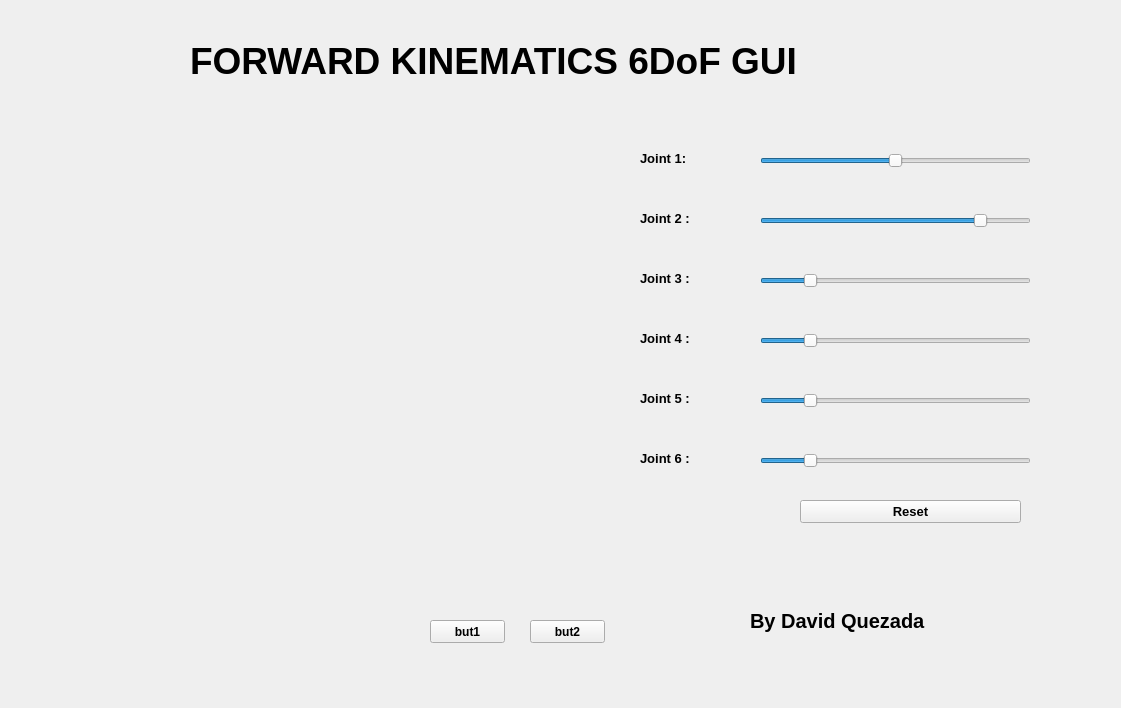
First picture: the form in gui/fkgui_qt.ui, repository dqreator/Forward-Kinematics-6DoF-GUI, before the edit.
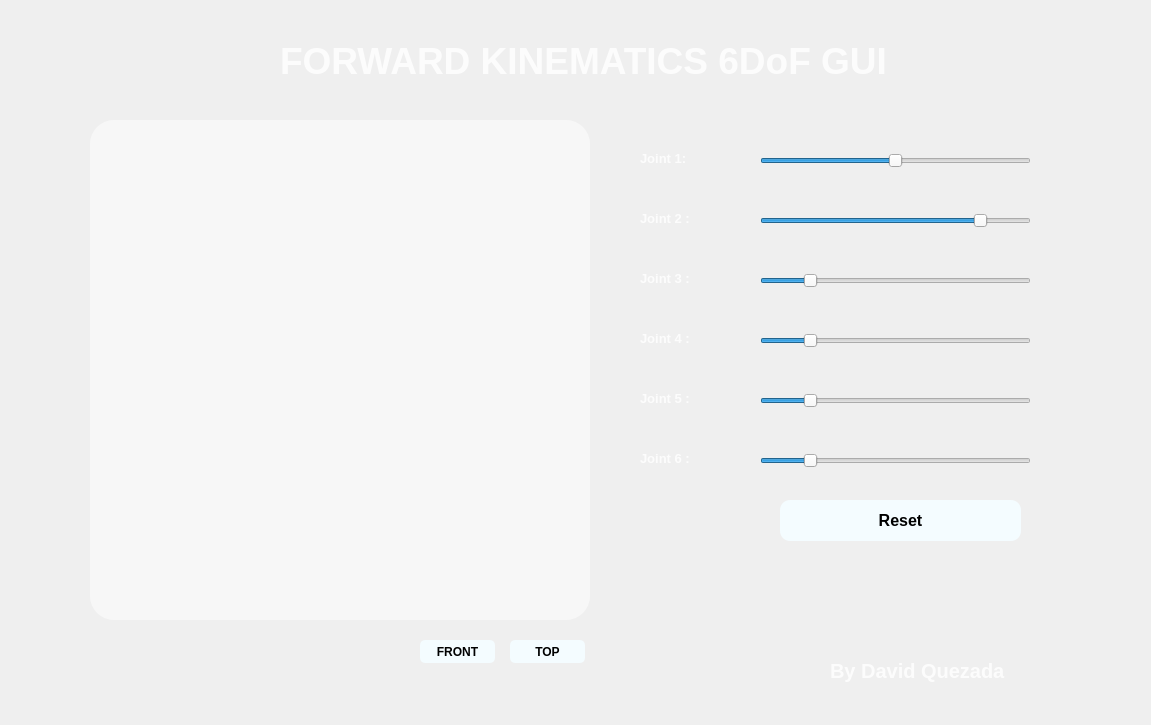
Second picture: the form after the edit. Icons and pictures are not drawn. Custom widgets are drawn as their Qt base class.

Commit message: Improvement GUI design, add function vies to buttons.

What changed in the file:
```diff
--- a/gui/fkgui_qt.ui
+++ b/gui/fkgui_qt.ui
@@ -2,12 +2,15 @@
 <ui version="4.0">
  <class>MainWindow</class>
  <widget class="QMainWindow" name="MainWindow">
+  <property name="enabled">
+   <bool>true</bool>
+  </property>
   <property name="geometry">
    <rect>
     <x>0</x>
     <y>0</y>
-    <width>1121</width>
-    <height>708</height>
+    <width>1151</width>
+    <height>725</height>
    </rect>
   </property>
   <property name="windowTitle">
@@ -17,67 +20,6 @@
    <property name="autoFillBackground">
     <bool>true</bool>
    </property>
-   <widget class="QPushButton" name="pushButton1">
-    <property name="geometry">
-     <rect>
-      <x>430</x>
-      <y>620</y>
-      <width>75</width>
-      <height>23</height>
-     </rect>
-    </property>
-    <property name="font">
-     <font>
-      <family>MS Sans Serif</family>
-      <weight>75</weight>
-      <bold>true</bold>
-     </font>
-    </property>
-    <property name="text">
-     <string>but1</string>
-    </property>
-   </widget>
-   <widget class="QPushButton" name="pushButton2">
-    <property name="geometry">
-     <rect>
-      <x>530</x>
-      <y>620</y>
-      <width>75</width>
-      <height>23</height>
-     </rect>
-    </property>
-    <property name="font">
-     <font>
-      <family>MS Sans Serif</family>
-      <weight>75</weight>
-      <bold>true</bold>
-     </font>
-    </property>
-    <property name="text">
-     <string>but2</string>
-    </property>
-   </widget>
-   <widget class="QLabel" name="label1">
-    <property name="geometry">
-     <rect>
-      <x>750</x>
-      <y>600</y>
-      <width>291</width>
-      <height>41</height>
-     </rect>
-    </property>
-    <property name="font">
-     <font>
-      <family>MS Sans Serif</family>
-      <pointsize>15</pointsize>
-      <weight>75</weight>
-      <bold>true</bold>
-     </font>
-    </property>
-    <property name="text">
-     <string>By David Quezada</string>
-    </property>
-   </widget>
    <widget class="QSlider" name="hslider1">
     <property name="geometry">
      <rect>
@@ -164,6 +106,9 @@
       <bold>true</bold>
      </font>
     </property>
+    <property name="styleSheet">
+     <string notr="true">color:rgba(255,255,255,210)</string>
+    </property>
     <property name="text">
      <string>Joint 1:</string>
     </property>
@@ -185,6 +130,9 @@
       <bold>true</bold>
      </font>
     </property>
+    <property name="styleSheet">
+     <string notr="true">color:rgba(255,255,255,210)</string>
+    </property>
     <property name="text">
      <string>Joint 2 :</string>
     </property>
@@ -206,49 +154,39 @@
       <bold>true</bold>
      </font>
     </property>
+    <property name="styleSheet">
+     <string notr="true">color:rgba(255,255,255,210)</string>
+    </property>
     <property name="text">
      <string>Joint 3 :</string>
     </property>
    </widget>
-   <widget class="MplWidget" name="MplWidget" native="true">
-    <property name="enabled">
-     <bool>true</bool>
-    </property>
-    <property name="geometry">
-     <rect>
-      <x>20</x>
-      <y>120</y>
-      <width>581</width>
-      <height>491</height>
-     </rect>
-    </property>
-    <property name="mouseTracking">
-     <bool>true</bool>
-    </property>
-    <property name="tabletTracking">
-     <bool>true</bool>
-    </property>
-    <property name="autoFillBackground">
-     <bool>true</bool>
-    </property>
-   </widget>
    <widget class="QPushButton" name="pushButton_reset">
     <property name="geometry">
      <rect>
-      <x>800</x>
+      <x>780</x>
       <y>500</y>
-      <width>221</width>
-      <height>23</height>
+      <width>241</width>
+      <height>41</height>
      </rect>
     </property>
     <property name="font">
      <font>
       <family>MS Sans Serif</family>
-      <pointsize>10</pointsize>
+      <pointsize>12</pointsize>
       <weight>75</weight>
       <bold>true</bold>
      </font>
     </property>
+    <property name="styleSheet">
+     <string notr="true">QPushButton#pushButton_reset{
+background-color: rgb(244, 252, 255);
+border-radius:10px;}
+
+QPushButton#pushButton_reset:pressed{
+background-color: rgb(217, 217, 217);
+border-radius:10px;}</string>
+    </property>
     <property name="text">
      <string>Reset</string>
     </property>
@@ -292,6 +230,9 @@
       <bold>true</bold>
      </font>
     </property>
+    <property name="styleSheet">
+     <string notr="true">color:rgba(255,255,255,210)</string>
+    </property>
     <property name="text">
      <string>Joint 4 :</string>
     </property>
@@ -357,6 +298,9 @@
       <bold>true</bold>
      </font>
     </property>
+    <property name="styleSheet">
+     <string notr="true">color:rgba(255,255,255,210)</string>
+    </property>
     <property name="text">
      <string>Joint 6 :</string>
     </property>
@@ -378,16 +322,119 @@
       <bold>true</bold>
      </font>
     </property>
+    <property name="styleSheet">
+     <string notr="true">color:rgba(255,255,255,210)</string>
+    </property>
     <property name="text">
      <string>Joint 5 :</string>
     </property>
    </widget>
+   <widget class="QWidget" name="background" native="true">
+    <property name="geometry">
+     <rect>
+      <x>10</x>
+      <y>10</y>
+      <width>1131</width>
+      <height>700</height>
+     </rect>
+    </property>
+    <property name="styleSheet">
+     <string notr="true">border-image: url(:/images/background.jpg);
+border-radius: 24px;</string>
+    </property>
+   </widget>
+   <widget class="QLabel" name="label1">
+    <property name="geometry">
+     <rect>
+      <x>830</x>
+      <y>650</y>
+      <width>291</width>
+      <height>41</height>
+     </rect>
+    </property>
+    <property name="font">
+     <font>
+      <family>MS Sans Serif</family>
+      <pointsize>15</pointsize>
+      <weight>75</weight>
+      <bold>true</bold>
+     </font>
+    </property>
+    <property name="styleSheet">
+     <string notr="true">color:rgba(255,255,255,210)</string>
+    </property>
+    <property name="text">
+     <string>By David Quezada</string>
+    </property>
+   </widget>
+   <widget class="QPushButton" name="pushButton1">
+    <property name="geometry">
+     <rect>
+      <x>420</x>
+      <y>640</y>
+      <width>75</width>
+      <height>23</height>
+     </rect>
+    </property>
+    <property name="font">
+     <font>
+      <family>MS Sans Serif</family>
+      <weight>75</weight>
+      <bold>true</bold>
+     </font>
+    </property>
+    <property name="styleSheet">
+     <string notr="true">QPushButton#pushButton1{
+background-color: rgb(244, 252, 255);
+border-radius:5px;}
+
+QPushButton#pushButton1:pressed{
+background-color: rgb(217, 217, 217);
+border-radius:5px;}</string>
+    </property>
+    <property name="text">
+     <string>FRONT</string>
+    </property>
+   </widget>
+   <widget class="QPushButton" name="pushButton2">
+    <property name="geometry">
+     <rect>
+      <x>510</x>
+      <y>640</y>
+      <width>75</width>
+      <height>23</height>
+     </rect>
+    </property>
+    <property name="font">
+     <font>
+      <family>MS Sans Serif</family>
+      <weight>75</weight>
+      <bold>true</bold>
+     </font>
+    </property>
+    <property name="autoFillBackground">
+     <bool>false</bool>
+    </property>
+    <property name="styleSheet">
+     <string notr="true">QPushButton#pushButton2{
+background-color: rgb(244, 252, 255);
+border-radius:5px;}
+
+
+QPushButton#pushButton2:pressed{
+background-color: rgb(217, 217, 217);
+border-radius:5px;}</string>
+    </property>
+    <property name="text">
+     <string>TOP</string>
+    </property>
+   </widget>
    <widget class="QLabel" name="label1_2">
     <property name="geometry">
      <rect>
-      <x>190</x>
+      <x>280</x>
       <y>40</y>
-      <width>801</width>
+      <width>661</width>
       <height>41</height>
      </rect>
     </property>
@@ -399,10 +446,61 @@
       <bold>true</bold>
      </font>
     </property>
+    <property name="autoFillBackground">
+     <bool>false</bool>
+    </property>
+    <property name="styleSheet">
+     <string notr="true">color:rgba(255,255,255,210)</string>
+    </property>
     <property name="text">
      <string>FORWARD KINEMATICS 6DoF GUI</string>
     </property>
    </widget>
+   <widget class="MplWidget" name="MplWidget" native="true">
+    <property name="enabled">
+     <bool>true</bool>
+    </property>
+    <property name="geometry">
+     <rect>
+      <x>90</x>
+      <y>120</y>
+      <width>500</width>
+      <height>500</height>
+     </rect>
+    </property>
+    <property name="mouseTracking">
+     <bool>true</bool>
+    </property>
+    <property name="tabletTracking">
+     <bool>true</bool>
+    </property>
+    <property name="autoFillBackground">
+     <bool>false</bool>
+    </property>
+    <property name="styleSheet">
+     <string notr="true">border-radius: 24px;
+background-color: rgba(255,255,255,0.5);</string>
+    </property>
+   </widget>
+   <zorder>background</zorder>
+   <zorder>hslider1</zorder>
+   <zorder>hslider2</zorder>
+   <zorder>hslider3</zorder>
+   <zorder>labels1</zorder>
+   <zorder>labels2</zorder>
+   <zorder>labels3</zorder>
+   <zorder>pushButton_reset</zorder>
+   <zorder>hslider4</zorder>
+   <zorder>labels4</zorder>
+   <zorder>hslider5</zorder>
+   <zorder>hslider6</zorder>
+   <zorder>labels6</zorder>
+   <zorder>labels5</zorder>
+   <zorder>label1</zorder>
+   <zorder>pushButton1</zorder>
+   <zorder>pushButton2</zorder>
+   <zorder>label1_2</zorder>
+   <zorder>MplWidget</zorder>
   </widget>
  </widget>
  <customwidgets>
```
Left out of the diff: 7 changed lines with no effect on the pictures. The commit also changes 8 other files.
